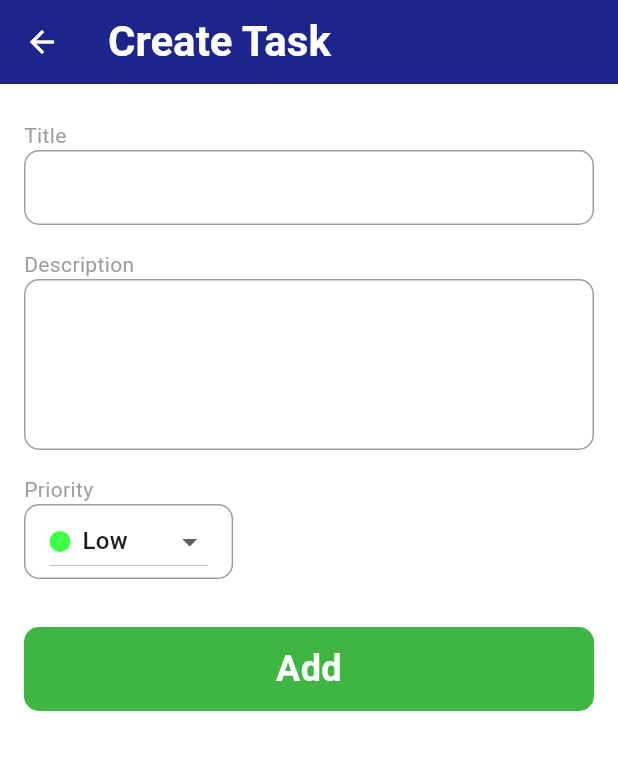
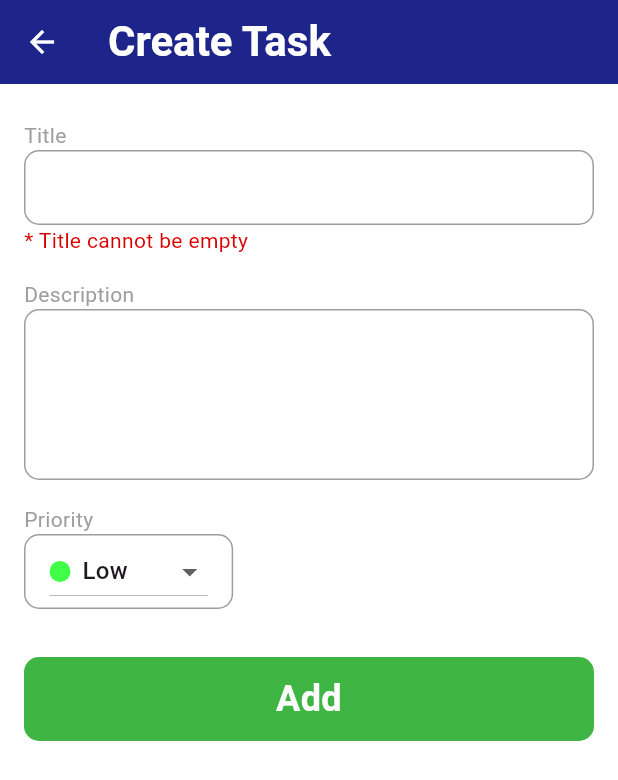
Before and after one commit to Guilherme-Calland/fibbo_gerenciador_de_tarefas, a Flutter app: the CreateTaskPage screen opened by its route, after a tap on "Add", on a phone screen of 412 x 824 dp. Shown: the top 780 px of the screen. Run offline on Flutter 3.47's test engine with Material 3 defaults, Android fonts, the phone set to English and light mode, and no system bars; our stand-ins replace dartz, dio, equatable; network calls fail.

Commit message:
delete button

```diff
--- a/lib/core/constants/colors.dart
+++ b/lib/core/constants/colors.dart
@@ -12,9 +12,10 @@ class AppColors{
   static const priorityLow = Color.fromARGB(255, 64, 255, 70);
   static const priorityMedium = Color.fromARGB(255, 255, 149, 0);
   static const priorityHigh = Color.fromARGB(255, 216, 0, 0);
+
   static const secondaryText = Color.fromARGB(255, 33, 33, 33);
   static const backgroundIcon = Colors.grey;
   static const borderColor = Colors.grey;
-
   static const error = Color.fromARGB(255, 216, 0, 0);
+  static const deleteHighlight = Color.fromARGB(255, 216, 93, 93);
 }
--- a/lib/features/tasks/data/datasources/implementation/task_datasource.dart
+++ b/lib/features/tasks/data/datasources/implementation/task_datasource.dart
@@ -28,6 +28,7 @@ class TaskDatasource implements ITaskDatasource{
           return TaskAdapter.fromJson(json);
         }).toList(),
         isLastPage: totalItems <= maxNumItemsFetched,
+        total: totalItems
       );
     }else{
       throw Exception("Error from server, response: ${response.data}");
--- a/lib/features/tasks/data/dto/response/task_response_page_dto.dart
+++ b/lib/features/tasks/data/dto/response/task_response_page_dto.dart
@@ -3,9 +3,11 @@ import 'package:gerenciador_de_tarefas/features/tasks/data/dto/response/task_res
 class TaskPageResponseDTO{
   final List<TaskResponseDTO> tasks;
   final bool isLastPage;
+  final int total;
 
   TaskPageResponseDTO({
     required this.tasks,
     required this.isLastPage,
+    required this.total
   });
 }
--- a/lib/features/tasks/domain/entities/task.dart
+++ b/lib/features/tasks/domain/entities/task.dart
@@ -2,17 +2,17 @@ import 'package:equatable/equatable.dart';
 import 'package:gerenciador_de_tarefas/core/enums/priority.dart';
 
 class TaskModel extends Equatable{
-  final int? id;
+  final int id;
   final String title;
   final String? description;
   final bool completed;
   final TaskPriority priority;
 
   const TaskModel({
-    this.id,
+    required this.id,
     required this.title,
     required this.description,
-    required this.completed,
+    this.completed = false,
     required this.priority,
   });
 
--- a/lib/features/tasks/domain/entities/task_page.dart
+++ b/lib/features/tasks/domain/entities/task_page.dart
@@ -3,13 +3,16 @@ import 'package:gerenciador_de_tarefas/features/tasks/domain/entities/task.dart'
 class TaskPage{
   final List<TaskModel> tasks;
   final bool isLastPage;
+  final int total;
 
   const TaskPage({
     required this.tasks,
     required this.isLastPage,
+    required this.total
   });
 
   TaskPage.empty()
     : isLastPage = false,
-    tasks = const [TaskModel.empty()];
+    tasks = const [TaskModel.empty()],
+    total = 1;
 }
--- a/lib/features/tasks/domain/repositories/implementation/task_repository.dart
+++ b/lib/features/tasks/domain/repositories/implementation/task_repository.dart
@@ -19,7 +19,11 @@ class TaskRepository implements ITaskRepository{
   Future<Either<Exception, TaskPage>> getSampleTasks(TaskPageRequestDTO request) async{
     try{
       final response = await datasource.getSampleTasks(request);
-      final taskPage = TaskPage(tasks: response.tasks.map((dto) => TaskAdapter.fromDTO(dto)).toList(), isLastPage: response.isLastPage);
+      final taskPage = TaskPage(
+        tasks: response.tasks.map((dto) => TaskAdapter.fromDTO(dto)).toList(),
+        isLastPage: response.isLastPage,
+        total: response.total,
+      );
       return Right(taskPage);
     }catch(e){
       return Left(Exception('Repository Exception: $e'));
--- a/lib/features/tasks/domain/usecases/get_sample_tasks_usecase.dart
+++ b/lib/features/tasks/domain/usecases/get_sample_tasks_usecase.dart
@@ -9,8 +9,8 @@ class GetSampleTasksUsecase extends Usecase<TaskPage, TaskPageRequestDTO>{
   GetSampleTasksUsecase(this.repository);
 
   @override
-  Future<Either<Exception, TaskPage>> call(TaskPageRequestDTO dto) async{
-    return await repository.getSampleTasks(dto);
+  Future<Either<Exception, TaskPage>> call(TaskPageRequestDTO params) async{
+    return await repository.getSampleTasks(params);
   }
 
 }
--- a/lib/features/tasks/presentation/providers/create_task_provider.dart
+++ b/lib/features/tasks/presentation/providers/create_task_provider.dart
@@ -1,5 +1,8 @@
 import 'package:flutter/widgets.dart';
 import 'package:gerenciador_de_tarefas/core/enums/priority.dart';
+import 'package:gerenciador_de_tarefas/features/tasks/domain/entities/task.dart';
+import 'package:gerenciador_de_tarefas/features/tasks/presentation/providers/task_provider.dart';
+import 'package:provider/provider.dart';
 
 class CreateTaskProvider extends ChangeNotifier{
   final _titleController = TextEditingController();
@@ -23,6 +26,28 @@ class CreateTaskProvider extends ChangeNotifier{
 
   void onPriorityChanged(TaskPriority? value) {
     _priority = value!;
+    _updateWidgetsOnScreen();
+  }
+
+  createTask(BuildContext context) {
+    _titleError = _titleController.text.isEmpty;
+
+    bool validFields = !_titleError;
+    if(!validFields){
+      final int newTaskId = context.read<TaskProvider>().totalTasks + 1;
+      final newTask = TaskModel(
+        id: newTaskId,
+        title: _titleController.text,
+        description: _descriptionController.text.isEmpty ? null : _descriptionController.text,
+        priority: priority,
+      );
+
+
+    }
+    _updateWidgetsOnScreen();
+  }
+
+  void _updateWidgetsOnScreen(){
     notifyListeners();
   }
 }
--- a/lib/features/tasks/presentation/providers/task_scroll_provider.dart
+++ b/lib/features/tasks/presentation/providers/task_scroll_provider.dart
@@ -55,7 +55,9 @@ class TaskScrollProvider extends ChangeNotifier{
       if(scrollConnected){
         bool pageCanScroll = taskScrollController.position.maxScrollExtent > 0;
         if(!pageCanScroll){
-          _loadNewTaskPage(context);
+          if(context.mounted){
+            _loadNewTaskPage(context);
+          }
         }
       }
     }while(!scrollConnected);
--- a/lib/features/tasks/presentation/screens/create_task_page.dart
+++ b/lib/features/tasks/presentation/screens/create_task_page.dart
@@ -62,10 +62,10 @@ class CreateTaskPage extends StatelessWidget {
                     height: 56,
                     fontSize: 24,
                     label: task == null ? 'Add' : 'Edit',
-                    onTap: () {},
+                    onTap: () => provider.createTask(context),
                     color: AppColors.addHighlight,
                   )
-              ],
+                ],
               ),
             );
           }
--- a/lib/features/tasks/presentation/screens/home_page.dart
+++ b/lib/features/tasks/presentation/screens/home_page.dart
@@ -64,27 +64,28 @@ class HomePage extends StatelessWidget {
                   itemBuilder: (context, index) {
                     final model = taskProvider.tasks[index];
                     const horizontalPadding = 16.0;
-                    final firstItem = index == 0;
+                    //fibbo
+                    // final firstItem = index == 0;
                     final lastItem = index == taskProvider.tasks.length - 1;
                     return Column(
                       crossAxisAlignment: CrossAxisAlignment.start,
                       children: [
-                        if (firstItem)
-                          Column(
-                            crossAxisAlignment: CrossAxisAlignment.start,
-                            children: [
-                              SizedBox(height: 24.0),
-                              // fibbo, remove isso aqui,
-                              // Consumer<TaskCountProvider>(
-                              //   builder: (context, countProvider, _) {
-                              //     return CompletedTasksWidget(
-                              //       taskCount: countProvider.taskCount,
-                              //       completedTasks: countProvider.completedTaskCount,
-                              //     );
-                              //   }
-                              // ),
-                            ],
-                          ),
+                        // if (firstItem)
+                        //   Column(
+                        //     crossAxisAlignment: CrossAxisAlignment.start,
+                        //     children: [
+                        //       SizedBox(height: 24.0),
+                        //       // fibbo, remove isso aqui,
+                        //       // Consumer<TaskCountProvider>(
+                        //       //   builder: (context, countProvider, _) {
+                        //       //     return CompletedTasksWidget(
+                        //       //       taskCount: countProvider.taskCount,
+                        //       //       completedTasks: countProvider.completedTaskCount,
+                        //       //     );
+                        //       //   }
+                        //       // ),
+                        //     ],
+                        //   ),
                         TaskCard(
                           model,
                           padding: const EdgeInsets.only(
@@ -138,7 +139,14 @@ class HomePage extends StatelessWidget {
                       onTap: () => taskProvider.refreshSamplePage(context),
                       label: "Load sample tasks from the internet",
                       color: AppColors.webHighlight,
-                    )
+                    ),
+                    LabeledButton(
+                      active: !taskProvider.loading,
+                      icon: Icons.delete,
+                      onTap: () => taskProvider.deleteAllTasks(context),
+                      label: "Delete all tasks",
+                      color: AppColors.deleteHighlight,
+                    ),
                   ],
                 ),
               )
--- a/lib/features/tasks/presentation/widgets/delete_icon.dart
+++ b/lib/features/tasks/presentation/widgets/delete_icon.dart
@@ -1,5 +1,4 @@
 import 'package:flutter/material.dart';
-import 'package:flutter/widgets.dart';
 import 'package:gerenciador_de_tarefas/core/constants/colors.dart';
 
 class DeleteIcon extends StatelessWidget {
--- a/lib/features/tasks/presentation/widgets/wide_button.dart
+++ b/lib/features/tasks/presentation/widgets/wide_button.dart
@@ -10,7 +10,7 @@ class WideButton extends StatelessWidget {
     required this.color,
     this.transparentAndBordered = false,
     this.height,
-    this.fontSize
+    this.fontSize,
   });
 
   final String label;
```
Also changed, not shown: lib/features/tasks/presentation/providers/task_provider.dart (+43 -15 lines), lib/features/tasks/presentation/widgets/create_task_suggestion_button.dart (+6 -4 lines), lib/features/tasks/presentation/widgets/warning_dialog.dart (+5 -2 lines).
